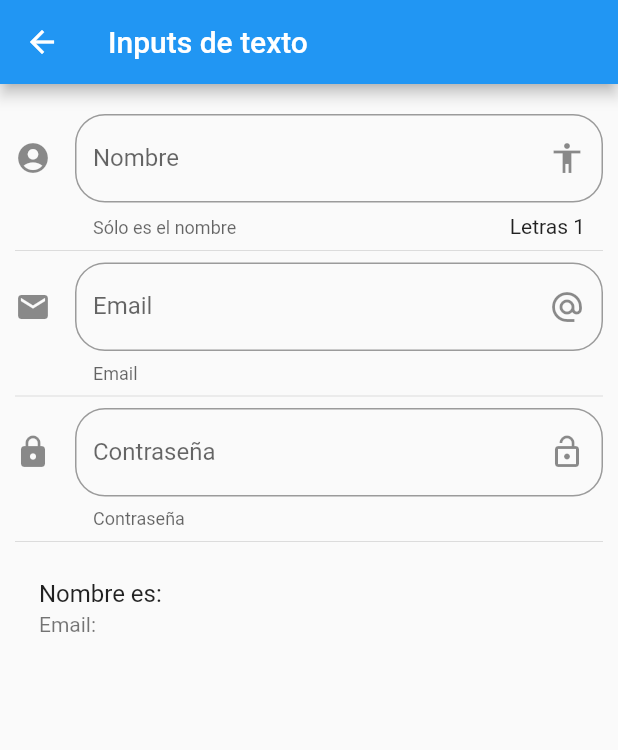
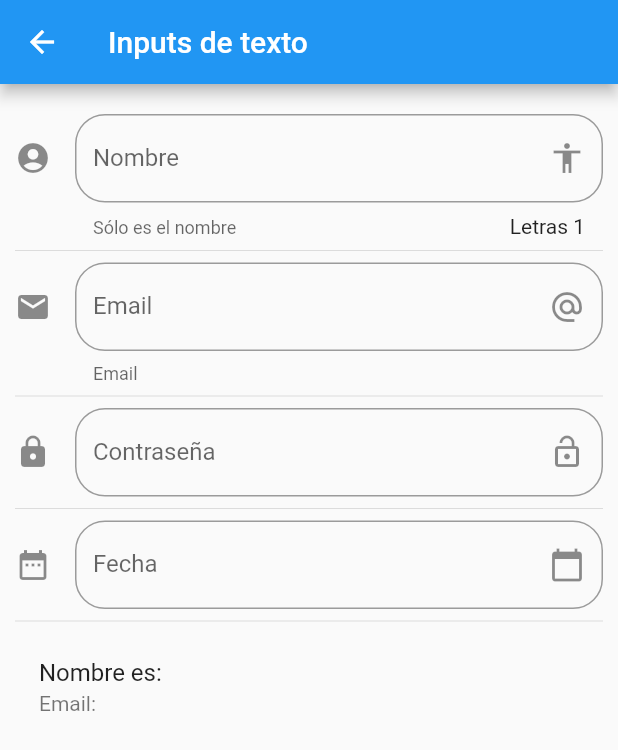
Before and after one commit to lskywolfll/Flutter_Componentes, a Flutter app: the InputPage screen opened by its route, on a phone screen of 412 x 824 dp. Shown: the top 750 px of the screen. Run offline on Flutter 3.47's test engine with Material 2 defaults, Android fonts, the phone set to English and light mode, and no system bars.

Commit message:
se agrega un datepicker

```diff
--- a/lib/src/pages/input_page.dart
+++ b/lib/src/pages/input_page.dart
@@ -10,6 +10,9 @@ class _InputPageState extends State<InputPage> {
   String _nombre = ' ';
   String _email = ' ';
   String _password = ' ';
+  String _fecha = " ";
+
+  TextEditingController _inputFieldDateController = new TextEditingController();
 
   @override
   Widget build(BuildContext context) {
@@ -26,10 +29,47 @@ class _InputPageState extends State<InputPage> {
           Divider(),
           _crearPassword(),
           Divider(),
+          _crearFecha(context),
+          Divider(),
           _crearPersona(),
         ],
       ),
     );
+  }
+
+  Widget _crearFecha(BuildContext context) {
+    return TextField(
+      decoration: InputDecoration(
+          hintText: 'Fecha',
+          labelText: 'Fecha',
+          suffixIcon: Icon(Icons.calendar_today),
+          icon: Icon(Icons.date_range),
+          border:
+              OutlineInputBorder(borderRadius: BorderRadius.circular(20.0))),
+      cursorColor: Colors.pink,
+      onTap: () {
+        FocusScope.of(context).requestFocus(new FocusNode());
+        _selectDate(context);
+      },
+      controller: _inputFieldDateController,
+      enableInteractiveSelection: false,
+      keyboardType: TextInputType.datetime,
+    );
+  }
+
+  void _selectDate(BuildContext context) async {
+    DateTime picked = await showDatePicker(
+        context: context,
+        initialDate: new DateTime.now(),
+        firstDate: new DateTime(2019),
+        lastDate: new DateTime(2025));
+
+    if (picked != null) {
+      setState(() {
+        _fecha = picked.toString();
+        _inputFieldDateController.text = _fecha;
+      });
+    }
   }
 
   Widget _crearPassword() {
@@ -39,7 +79,6 @@ class _InputPageState extends State<InputPage> {
       decoration: InputDecoration(
           hintText: 'Contraseña',
           labelText: 'Contraseña',
-          helperText: 'Contraseña',
           suffixIcon: Icon(Icons.lock_open),
           icon: Icon(Icons.lock),
           border:
```
